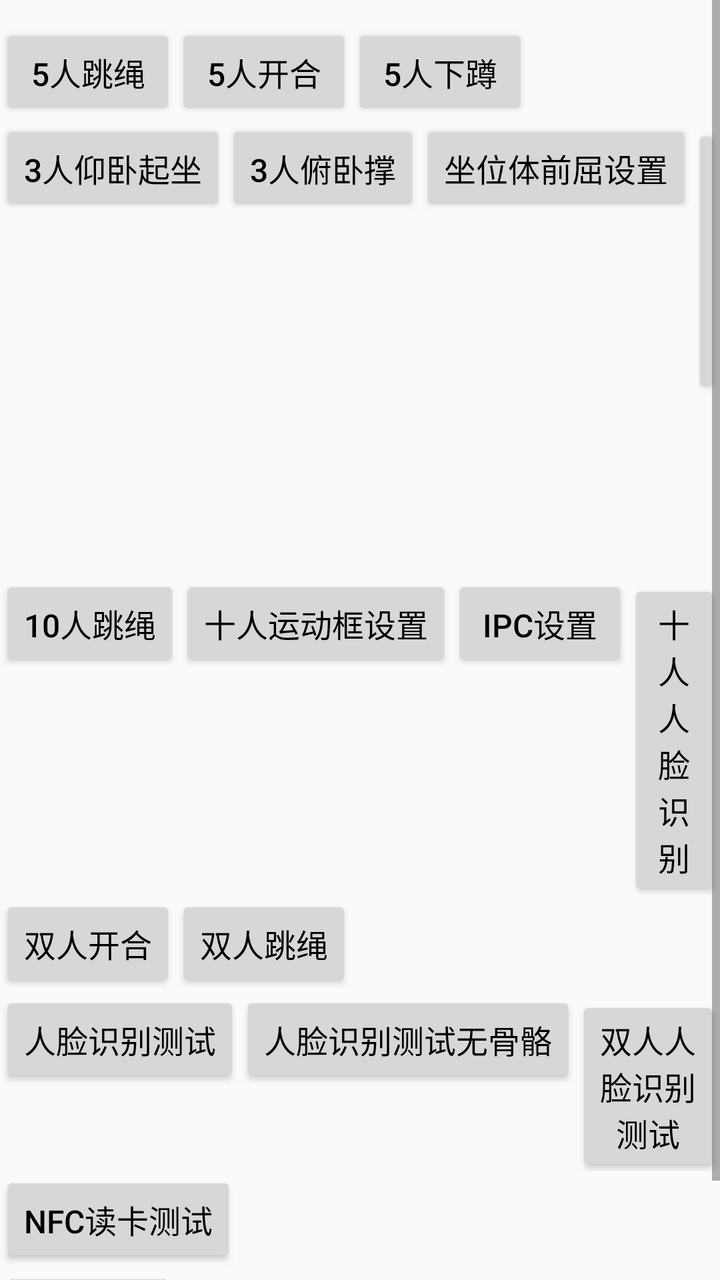
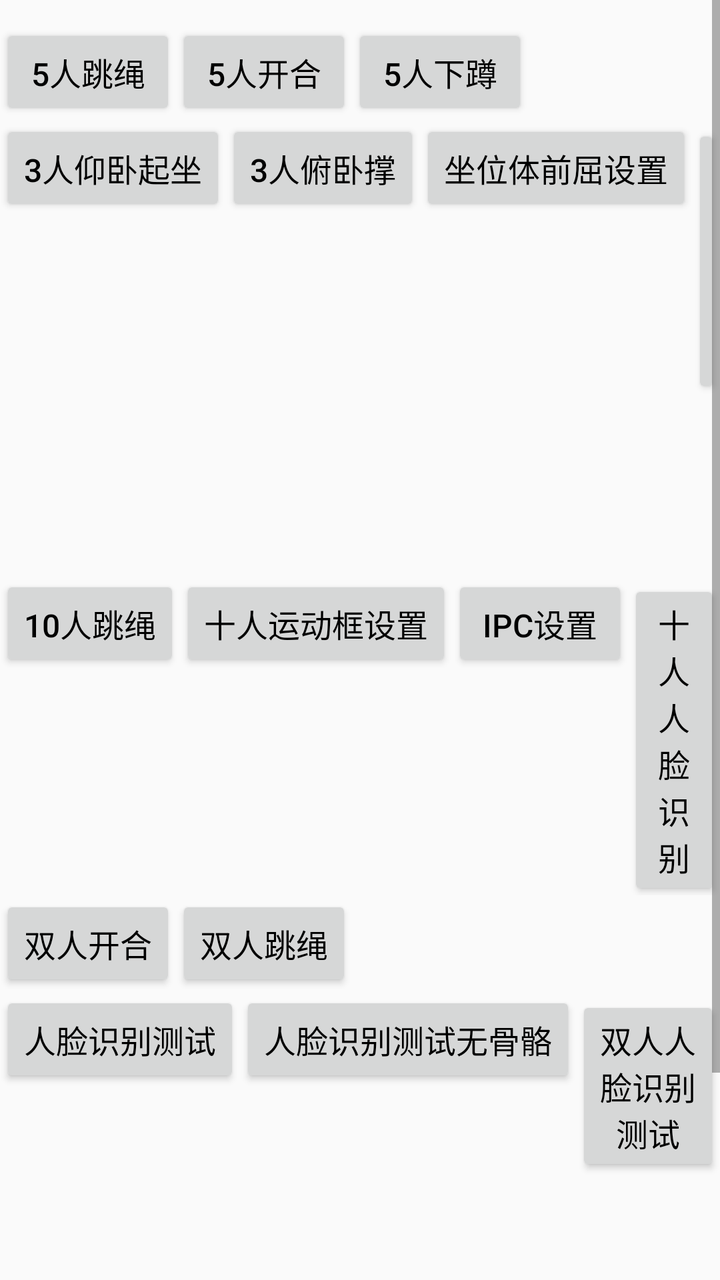

An Android layout rendered at two revisions. The XML below is the earlier revision; the diff shows what the commit changed to produce the second picture.
<!-- AndroidManifest.xml: application theme AppTheme -->
<!-- res/layout/ac_main.xml -->
<?xml version="1.0" encoding="utf-8"?>
<androidx.constraintlayout.widget.ConstraintLayout xmlns:android="http://schemas.android.com/apk/res/android"
    xmlns:app="http://schemas.android.com/apk/res-auto"
    android:layout_width="match_parent"
    android:layout_height="match_parent">

    <ScrollView
        android:layout_width="match_parent"
        android:layout_height="match_parent"
        android:layout_centerHorizontal="true"
        android:scrollbars="vertical">

        <LinearLayout
            android:layout_width="wrap_content"
            android:layout_height="wrap_content"
            android:layout_centerInParent="true"
            android:orientation="vertical"
            android:paddingTop="12dp"
            android:paddingBottom="12dp">

            <LinearLayout
                android:layout_width="wrap_content"
                android:layout_height="wrap_content"
                android:orientation="horizontal">

                <Button
                    android:id="@+id/bnt_0"
                    android:layout_width="wrap_content"
                    android:layout_height="wrap_content"
                    android:text="5人跳绳"
                    android:textColor="@color/color_black"
                    android:textSize="16sp" />

                <Button
                    android:id="@+id/bnt_3"
                    android:layout_width="wrap_content"
                    android:layout_height="wrap_content"
                    android:text="5人开合"
                    android:textColor="@color/color_black"
                    android:textSize="16sp" />

                <Button
                    android:id="@+id/bnt_4"
                    android:layout_width="wrap_content"
                    android:layout_height="wrap_content"
                    android:text="5人下蹲"
                    android:textColor="@color/color_black"
                    android:textSize="16sp" />

            </LinearLayout>

            <LinearLayout
                android:layout_width="wrap_content"
                android:layout_height="wrap_content"
                android:orientation="horizontal">

                <Button
                    android:id="@+id/bnt_8"
                    android:layout_width="wrap_content"
                    android:layout_height="wrap_content"
                    android:text="3人仰卧起坐"
                    android:textColor="@color/color_black"
                    android:textSize="16sp" />

                <Button
                    android:id="@+id/bnt_9"
                    android:layout_width="wrap_content"
                    android:layout_height="wrap_content"
                    android:text="3人俯卧撑"
                    android:textColor="@color/color_black"
                    android:textSize="16sp" />

                <Button
                    android:id="@+id/bnt_10"
                    android:layout_width="wrap_content"
                    android:layout_height="wrap_content"
                    android:text="坐位体前屈设置"
                    android:textColor="@color/color_black"
                    android:textSize="16sp" />

                <Button
                    android:id="@+id/bnt_zw"
                    android:layout_width="wrap_content"
                    android:layout_height="wrap_content"
                    android:text="坐位体前屈"
                    android:textColor="@color/color_black"
                    android:textSize="16sp" />

                <Button
                    android:id="@+id/btn_forward_6_set"
                    android:layout_width="wrap_content"
                    android:layout_height="wrap_content"
                    android:text="6人坐位体前屈设置"
                    android:textColor="@color/color_black"
                    android:textSize="16sp" />

                <Button
                    android:id="@+id/btn_forward_6"
                    android:layout_width="wrap_content"
                    android:layout_height="wrap_content"
                    android:text="6人坐位体前屈"
                    android:textColor="@color/color_black"
                    android:textSize="16sp" />

            </LinearLayout>

            <LinearLayout
                android:layout_width="wrap_content"
                android:layout_height="wrap_content"
                android:orientation="horizontal">

                <Button
                    android:id="@+id/bnt_11"
                    android:layout_width="wrap_content"
                    android:layout_height="wrap_content"
                    android:text="10人跳绳"
                    android:textColor="@color/color_black"
                    android:textSize="16sp" />

                <Button
                    android:id="@+id/btn_10_region_set"
                    android:layout_width="wrap_content"
                    android:layout_height="wrap_content"
                    android:text="十人运动框设置"
                    android:textColor="@color/color_black"
                    android:textSize="16sp" />

                <Button
                    android:id="@+id/btn_ipc_set"
                    android:layout_width="wrap_content"
                    android:layout_height="wrap_content"
                    android:text="IPC设置"
                    android:textColor="@color/color_black"
                    android:textSize="16sp" />

                <Button
                    android:id="@+id/btn_ten_face"
                    android:layout_width="wrap_content"
                    android:layout_height="wrap_content"
                    android:text="十人人脸识别"
                    android:textColor="@color/color_black"
                    android:textSize="16sp" />
            </LinearLayout>

            <LinearLayout
                android:layout_width="wrap_content"
                android:layout_height="wrap_content"
                android:orientation="horizontal">

                <Button
                    android:id="@+id/bnt_12"
                    android:layout_width="wrap_content"
                    android:layout_height="wrap_content"
                    android:text="双人开合"
                    android:textColor="@color/color_black"
                    android:textSize="16sp" />

                <Button
                    android:id="@+id/bnt_13"
                    android:layout_width="wrap_content"
                    android:layout_height="wrap_content"
                    android:text="双人跳绳"
                    android:textColor="@color/color_black"
                    android:textSize="16sp" />

            </LinearLayout>

            <LinearLayout
                android:layout_width="wrap_content"
                android:layout_height="wrap_content">

                <Button
                    android:id="@+id/btn_face_test"
                    android:layout_width="wrap_content"
                    android:layout_height="wrap_content"
                    android:text="人脸识别测试"
                    android:textColor="@color/color_black"
                    android:textSize="16sp" />

                <Button
                    android:id="@+id/btn_face_test2"
                    android:layout_width="wrap_content"
                    android:layout_height="wrap_content"
                    android:text="人脸识别测试无骨骼"
                    android:textColor="@color/color_black"
                    android:textSize="16sp" />

                <Button
                    android:id="@+id/btn_double_face"
                    android:layout_width="wrap_content"
                    android:layout_height="wrap_content"
                    android:text="双人人脸识别测试"
                    android:textColor="@color/color_black"
                    android:textSize="16sp" />
            </LinearLayout>

            <LinearLayout
                android:layout_width="wrap_content"
                android:layout_height="wrap_content">

                <Button
                    android:id="@+id/btn_nfc_test"
                    android:layout_width="wrap_content"
                    android:layout_height="wrap_content"
                    android:text="NFC读卡测试"
                    android:textColor="@color/color_black"
                    android:textSize="16sp" />
            </LinearLayout>

            <LinearLayout
                android:layout_width="wrap_content"
                android:layout_height="wrap_content">

                <Button
                    android:id="@+id/btn_body_test"
                    android:layout_width="wrap_content"
                    android:layout_height="wrap_content"
                    android:text="框体测试"
                    android:textColor="@color/color_black"
                    android:textSize="16sp" />
            </LinearLayout>

        </LinearLayout>

    </ScrollView>

    <TextView
        android:id="@+id/tv_org_id"
        android:layout_width="wrap_content"
        android:layout_height="wrap_content"
        android:layout_marginEnd="@dimen/dp_60"
        android:layout_marginBottom="@dimen/dp_60"
        app:layout_constraintBottom_toBottomOf="parent"
        app:layout_constraintEnd_toEndOf="parent" />
</androidx.constraintlayout.widget.ConstraintLayout>
<!-- resources referenced by this layout -->
<resources>
  <color name="color_black">#000000</color>
  <dimen name="dp_60">60dp</dimen>
  <style name="AppTheme" parent="Theme.AppCompat.DayNight.NoActionBar">
          <item name="colorPrimary">#00FFFF</item>
          <item name="colorPrimaryDark">#FFFFFF</item>
          <item name="colorAccent">#FFFF00</item>
          <item name="android:windowActionBar">false</item>
          <item name="android:windowNoTitle">true</item>
          <item name="android:windowContentTransitions">true</item>
          <item name="android:statusBarColor">@android:color/transparent</item>
          <item name="android:windowFullscreen">true</item>
          <item name="android:windowTranslucentNavigation">true</item>
          <item name="android:windowTranslucentStatus">true</item>
          <item name="android:windowDisablePreview">true</item>
      </style>
</resources>

<!-- the commit's change to res/layout/ac_main.xml (unified diff, before → after) -->
@@ -190,6 +190,14 @@
                     android:layout_width="wrap_content"
                     android:layout_height="wrap_content"
                     android:text="双人人脸识别测试"
+                    android:textColor="@color/color_black"
+                    android:textSize="16sp" />
+
+                <Button
+                    android:id="@+id/btn_pic_identify"
+                    android:layout_width="wrap_content"
+                    android:layout_height="wrap_content"
+                    android:text="图片人脸识别"
                     android:textColor="@color/color_black"
                     android:textSize="16sp" />
             </LinearLayout>
